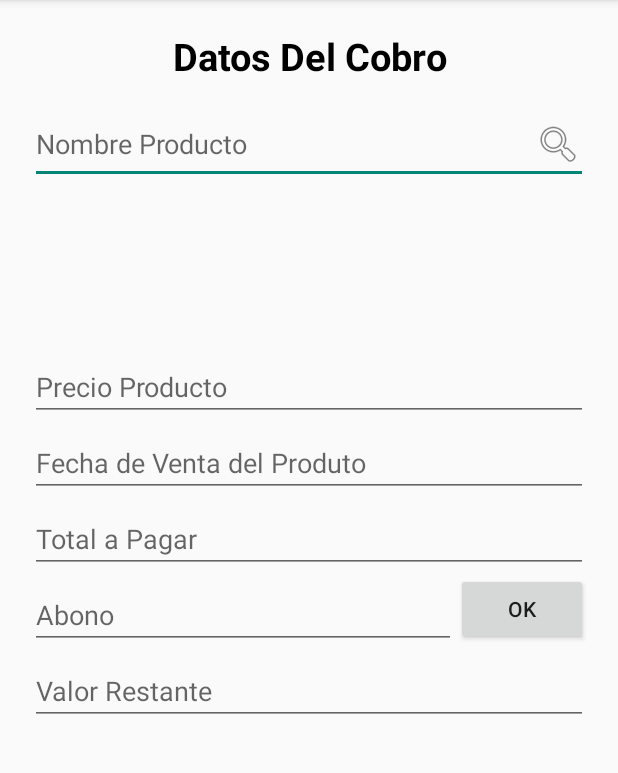
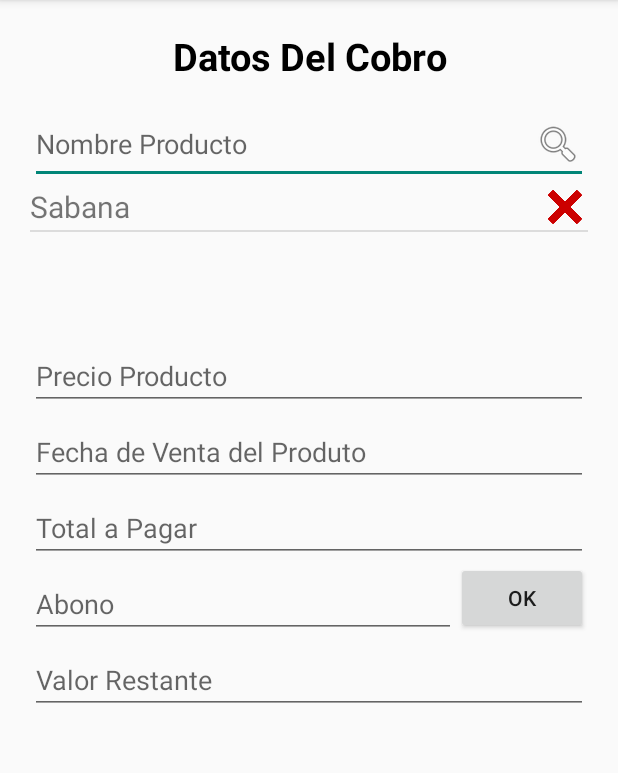
Before and after one commit to jramirez894/Inversiones, an Android app: the fragment DatosCobro shown on its own in the app's theme, on a phone screen of 412 x 824 dp, the part 84-857 px from its top. Run offline under Robolectric (Android 15) with nearby library versions, the light colour scheme and no system bars.

Commit message:
Diseno de la lista personalizada de la clase DatosCobro

```diff
--- /dev/null
+++ b/app/src/main/java/com/example/billy/inversiones/AdapterLista_DatosCobro.java
@@ -0,0 +1,45 @@
+package com.example.billy.inversiones;
+
+import android.content.Context;
+import android.view.LayoutInflater;
+import android.view.View;
+import android.view.ViewGroup;
+import android.widget.ArrayAdapter;
+import android.widget.ImageView;
+import android.widget.TextView;
+
+import java.util.ArrayList;
+import java.util.List;
+
+/**
+ * Created by BILLY on 24/09/2015.
+ */
+public class AdapterLista_DatosCobro extends ArrayAdapter
+{
+
+    public AdapterLista_DatosCobro(Context context, List objects)
+    {
+        super(context ,0, objects);
+    }
+
+
+
+    @Override
+    public View getView(int position, View convertView, ViewGroup parent)
+    {
+        if (convertView==null)
+        {
+            LayoutInflater inflater=(LayoutInflater)parent.getContext().getSystemService(Context.LAYOUT_INFLATER_SERVICE);
+            convertView=inflater.inflate(R.layout.itemslista_productos_datoscobro,null);
+        }
+
+        ItemListaProdutos_DatosCobro items =(ItemListaProdutos_DatosCobro)getItem(position);
+
+        TextView nomProducto=(TextView)convertView.findViewById(R.id.textViewNombreProducto_DatosCobro);
+        ImageView eliminar=(ImageView)convertView.findViewById(R.id.imageViewEliminarProducto_DatosCobro);
+
+        nomProducto.setText(items.getNomProducto());
+        eliminar.setImageResource(items.getEliminar());
+        return convertView;
+    }
+}
--- a/app/src/main/java/com/example/billy/inversiones/DatosCobro.java
+++ b/app/src/main/java/com/example/billy/inversiones/DatosCobro.java
@@ -5,19 +5,35 @@ import android.support.v4.app.Fragment;
 import android.view.LayoutInflater;
 import android.view.View;
 import android.view.ViewGroup;
+import android.widget.ListView;
+
+import java.util.ArrayList;
 
 
 public class DatosCobro extends Fragment
 {
-
+    ListView lista;
+    ArrayList<ItemListaProdutos_DatosCobro> arrayList = new ArrayList<ItemListaProdutos_DatosCobro>();
 
     @Override
     public View onCreateView(LayoutInflater inflater, ViewGroup container, Bundle savedInstanceState)
     {
         View view;
         view = inflater.inflate(R.layout.fragment_datos_cobro, container, false);
+
+        lista=(ListView)view.findViewById(R.id.listViewListaProductos_DatosCobro);
+
+        ActualizarLista();
         return view;
     }
 
+    public void ActualizarLista()
+    {
+        arrayList.clear();
+
+        arrayList.add(new ItemListaProdutos_DatosCobro("Sabana", R.mipmap.eliminar));
+
+        lista.setAdapter(new AdapterLista_DatosCobro(getActivity() , arrayList));
+    }
 
 }
--- /dev/null
+++ b/app/src/main/java/com/example/billy/inversiones/ItemListaProdutos_DatosCobro.java
@@ -0,0 +1,31 @@
+package com.example.billy.inversiones;
+
+/**
+ * Created by BILLY on 24/09/2015.
+ */
+public class ItemListaProdutos_DatosCobro
+{
+    String nomProducto;
+    int eliminar;
+
+    public ItemListaProdutos_DatosCobro(String nomProducto, int eliminar) {
+        this.nomProducto = nomProducto;
+        this.eliminar = eliminar;
+    }
+
+    public String getNomProducto() {
+        return nomProducto;
+    }
+
+    public void setNomProducto(String nomProducto) {
+        this.nomProducto = nomProducto;
+    }
+
+    public int getEliminar() {
+        return eliminar;
+    }
+
+    public void setEliminar(int eliminar) {
+        this.eliminar = eliminar;
+    }
+}
--- a/app/src/main/res/layout/fragment_datos_cobro.xml
+++ b/app/src/main/res/layout/fragment_datos_cobro.xml
@@ -5,11 +5,6 @@
     tools:context="com.example.billy.inversiones.DatosCobro"
     android:orientation="vertical"
     android:padding="20dp">
-
-    <LinearLayout
-        android:layout_width="match_parent"
-        android:layout_height="wrap_content"
-        android:orientation="vertical">
 
     <TextView
         android:layout_width="match_parent"
@@ -19,6 +14,16 @@
         android:gravity="center"
         android:textColor="@android:color/background_dark"
         android:textStyle="bold"/>
+
+    <ScrollView
+        android:layout_width="match_parent"
+        android:layout_height="wrap_content">
+
+    <LinearLayout
+        android:layout_width="match_parent"
+        android:layout_height="wrap_content"
+        android:orientation="vertical">
+
 
         <AutoCompleteTextView
             android:id="@+id/autoCompleteBuscarProducto_DatosCobro"
@@ -31,8 +36,8 @@
 
         <ListView
             android:id="@+id/listViewListaProductos_DatosCobro"
-            android:layout_width="wrap_content"
-            android:layout_height="107dp"/>
+            android:layout_width="match_parent"
+            android:layout_height="100dp"/>
 
         <EditText
             android:id="@+id/editPrecioProducto_DatosCobro"
@@ -86,4 +91,5 @@
             android:hint="Valor Restante"/>
 
     </LinearLayout>
+    </ScrollView>
 </LinearLayout>
--- /dev/null
+++ b/app/src/main/res/layout/itemslista_productos_datoscobro.xml
@@ -0,0 +1,28 @@
+<?xml version="1.0" encoding="utf-8"?>
+<LinearLayout xmlns:android="http://schemas.android.com/apk/res/android"
+    android:orientation="vertical"
+    android:layout_width="match_parent"
+    android:layout_height="match_parent">
+
+    <LinearLayout
+        android:layout_width="match_parent"
+        android:layout_height="wrap_content"
+        android:orientation="horizontal">
+
+        <TextView
+            android:id="@+id/textViewNombreProducto_DatosCobro"
+            android:layout_width="match_parent"
+            android:layout_height="wrap_content"
+            android:layout_weight="1"
+            android:text="producto"
+            android:textSize="20sp"
+            android:layout_gravity="center"/>
+
+        <ImageView
+            android:id="@+id/imageViewEliminarProducto_DatosCobro"
+            android:layout_width="wrap_content"
+            android:layout_height="wrap_content"
+            android:src="@mipmap/eliminar"/>
+
+    </LinearLayout>
+</LinearLayout>
```
